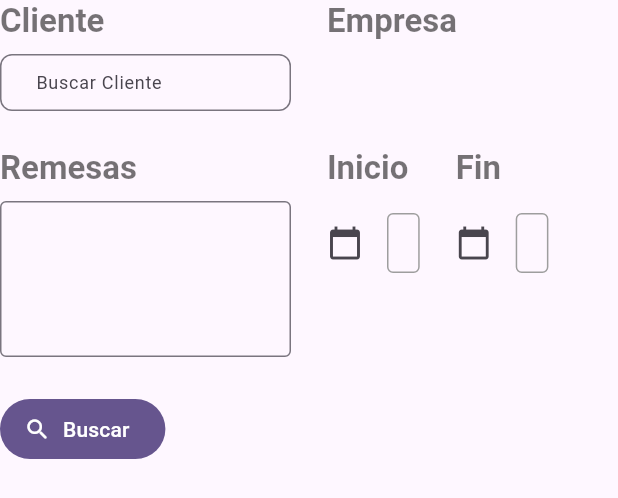
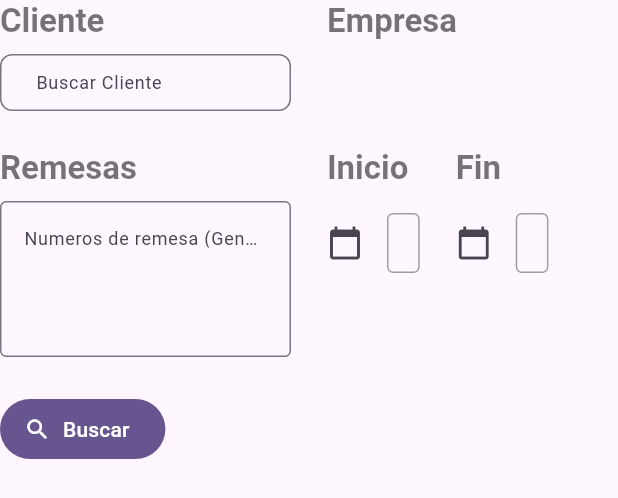
Before and after one commit to argotymartin/switrans_2_0, a Flutter app: the BuildFiltros widget shown alone on an empty page, opened directly, on a phone screen of 412 x 824 dp. Shown: the top 498 px of the screen. Run offline on Flutter 3.47's test engine with Material 3 defaults, Android fonts, the phone set to English and light mode, and no system bars; drawn by our look-alikes of searchfield; our stand-ins replace awesome_dialog, bloc, dio, equatable, flutter_bloc, get_it and 3 more; missing offline and left inert: pluto_grid; network calls fail.

Commit message:
WIP: Validacion de campo remesas segun el tipo General o Impreso

```diff
--- a/lib/src/config/routers/app_router.dart
+++ b/lib/src/config/routers/app_router.dart
@@ -21,7 +21,7 @@ class AppRouter {
   static const notaCredito = "/notaCredito";
   bool isSignedIn = false;
   static final GoRouter router = GoRouter(
-    initialLocation: login,
+    initialLocation: "/factura/registrar",
     routes: <RouteBase>[
       GoRoute(
         path: login,
--- a/lib/src/modules/package/factura/presentation/views/factura_create_view.dart
+++ b/lib/src/modules/package/factura/presentation/views/factura_create_view.dart
@@ -105,17 +105,7 @@ class BuildFiltros extends StatelessWidget {
                 children: [
                   Text("Remesas", style: Theme.of(context).textTheme.titleLarge),
                   const SizedBox(height: 8),
-                  TextFormField(
-                    minLines: 4,
-                    style: const TextStyle(fontSize: 12),
-                    maxLines: null,
-                    keyboardType: TextInputType.multiline,
-                    decoration: const InputDecoration(
-                      alignLabelWithHint: true,
-                      border: OutlineInputBorder(),
-                      //labelText: 'Ingrese los numeros de Remesas',
-                    ),
-                  ),
+                  const _TextAreaRemesas(),
                 ],
               ),
             ),
@@ -158,6 +148,63 @@ class BuildFiltros extends StatelessWidget {
   }
 }
 
+class _TextAreaRemesas extends StatelessWidget {
+  const _TextAreaRemesas();
+
+  @override
+  Widget build(BuildContext context) {
+    return TextFormField(
+      autovalidateMode: AutovalidateMode.always,
+      validator: onValidator,
+      minLines: 4,
+      style: const TextStyle(fontSize: 12),
+      maxLines: null,
+      keyboardType: TextInputType.multiline,
+      decoration: const InputDecoration(
+        alignLabelWithHint: true,
+        border: OutlineInputBorder(),
+        labelText: 'Numeros de remesa (General / Impreso) separados por (,)',
+      ),
+    );
+  }
+
+  String? onValidator(String? value) {
+    if (value == null || value.isEmpty) {
+      return null;
+    }
+
+    RegExp regexCon = RegExp(r'^\d+$');
+    RegExp regexImp = RegExp(r'^\d{2,5}-\d+$');
+    RegExp regex = RegExp(r'^[0-9,-]+$');
+
+    if (!regex.hasMatch(value)) {
+      return "No se permiten valores de texto";
+    }
+
+    List<String> remesas = value.split(",").map((remesa) => remesa.trim()).toList();
+
+    String title = "";
+
+    RegExp regexRemesas = (regexCon.hasMatch(remesas.first))
+        ? regexCon
+        : (regexImp.hasMatch(remesas.first))
+            ? regexImp
+            : RegExp("");
+
+    List<String> remesasDiferentes = remesas.where((elemento) => !regexRemesas.hasMatch(elemento)).toList();
+
+    if (remesasDiferentes.isNotEmpty) {
+      if (remesasDiferentes.first != "" && remesasDiferentes.length > 1) {
+        return "Las remesas (${remesasDiferentes.toList()}) No son válidas para el tipo $title";
+      } else {
+        //return "La remesa (${remesasDiferentes.first.replaceAll(",", "")}) No es valida para el conjunto de códigos con formato $title";
+      }
+    }
+
+    return null;
+  }
+}
+
 class BuildColumn extends StatelessWidget {
   const BuildColumn({
     super.key,
```
